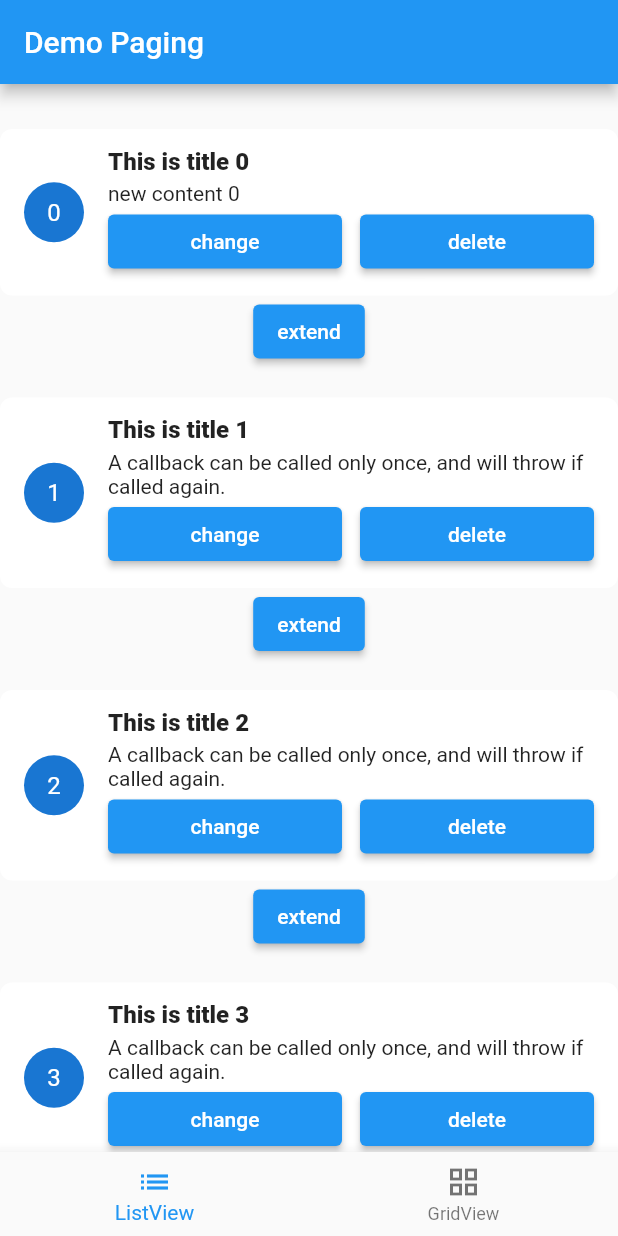
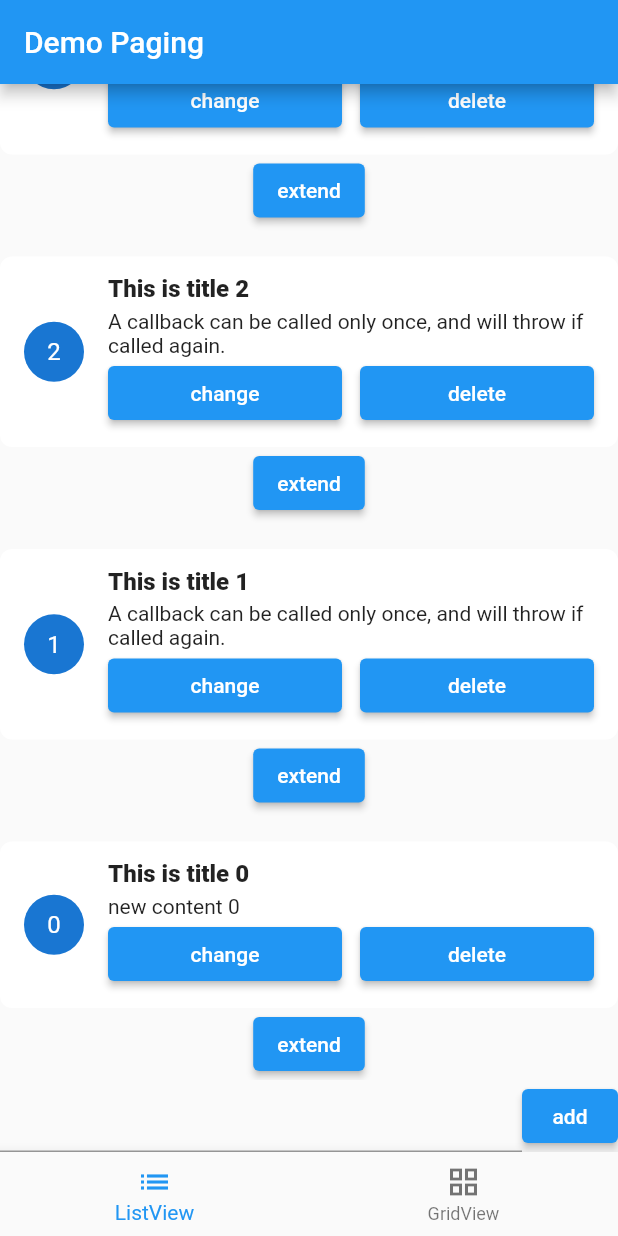
Before and after one commit to ducphan1311/flutter_stream_paging, a Flutter app: the screen it shows after launch, after a tap on "change", on a phone screen of 412 x 824 dp. Run offline on Flutter 3.47's test engine with Material 2 defaults, Android fonts, the phone set to English and light mode, and no system bars; our stand-ins replace freezed_annotation, sliver_tools, tuple.

Commit message:
version 1.0.14: change UI addItemBuilder

```diff
--- a/example/lib/pages/list_view_demo_page.dart
+++ b/example/lib/pages/list_view_demo_page.dart
@@ -33,6 +33,7 @@ class ListViewDemoPageState extends State<ListViewDemoPage> {
   Widget build(BuildContext context) {
     return PagingListView<int, Note>.separated(
       key: key,
+      reverse: true,
       builderDelegate: PagedChildBuilderDelegate<Note>(
         itemBuilder: (context, data, child, onUpdate, onDelete) {
           return Column(
@@ -75,11 +76,11 @@ class ListViewDemoPageState extends State<ListViewDemoPage> {
         height: 20,
       ),
       errorBuilder: (_, err) => const SizedBox(),
-      newPageProgressIndicatorBuilder: (_, onPressed) {
-        return ElevatedButton(
-            onPressed: onPressed, child: const Text('loadmore'));
-      },
-      invisibleItemsThreshold: 0,
+      // newPageProgressIndicatorBuilder: (_, onPressed) {
+      //   return ElevatedButton(
+      //       onPressed: onPressed, child: const Text('loadmore'));
+      // },
+      invisibleItemsThreshold: 3,
       addItemBuilder: widget.buildFirstPage ? (context, onAddItem) {
         return Row(
           children: [
@@ -94,7 +95,7 @@ class ListViewDemoPageState extends State<ListViewDemoPage> {
           ],
         );
       } : null,
-      padding: EdgeInsets.only(top: 30),
+      // padding: EdgeInsets.only(top: 30),
     );
   }
 }
--- a/lib/ui/paging_grid_view.dart
+++ b/lib/ui/paging_grid_view.dart
@@ -92,7 +92,7 @@ class PagingGridView<PageKeyType, ItemType>
   final WidgetBuilder? newPageErrorIndicatorBuilder;
   final WidgetBuilder? newPageCompletedIndicatorBuilder;
   final WidgetBuilder? newPageProgressIndicatorBuilder;
-  final AddItemWidgetBuilder? addItemBuilder;
+  final AddItemWidgetBuilder<ItemType>? addItemBuilder;
 
   @override
   State<PagingGridView<PageKeyType, ItemType>> createState() =>
@@ -116,7 +116,8 @@ class _PagingGridViewState<PageKeyType, ItemType>
   Future loadPage({PageKeyType? nextPageKey, bool isRefresh = false}) async {
     print('loadPage:grid');
 
-    var items = _pagingState.maybeMap((value) => value.items, orElse: () => null);
+    var items =
+        _pagingState.maybeMap((value) => value.items, orElse: () => null);
     await dataSource.loadPage(isRefresh: isRefresh).then((value) {
       int? itemCount = isRefresh
           ? [...value].length
@@ -187,6 +188,7 @@ class _PagingGridViewState<PageKeyType, ItemType>
             value.items, value.status, hasRequestNextPage)),
         orElse: () => null);
   }
+
   @override
   void initState() {
     super.initState();
@@ -203,12 +205,9 @@ class _PagingGridViewState<PageKeyType, ItemType>
               mainAxisSize: MainAxisSize.min,
               children: [
                 Expanded(
-            child:
-            _pagingSilverBuilder(items: items, status: status),
+                  child: _pagingSilverBuilder(items: items, status: status),
                 ),
-          if (widget.addItemBuilder != null)
-            widget.addItemBuilder!(
-                context, (newItem) => addItem(newItem))
+                widget.addItemBuilder!(context, (newItem) => addItem(newItem))
               ],
             )
           : _pagingSilverBuilder(items: items, status: status);
--- a/lib/ui/paging_list_view.dart
+++ b/lib/ui/paging_list_view.dart
@@ -126,7 +126,7 @@ class PagingListView<PageKeyType, ItemType>
   final WidgetBuilder? newPageErrorIndicatorBuilder;
   final WidgetBuilder? newPageCompletedIndicatorBuilder;
   final NewPageWidgetBuilder? newPageProgressIndicatorBuilder;
-  final AddItemWidgetBuilder? addItemBuilder;
+  final AddItemWidgetBuilder<ItemType>? addItemBuilder;
 
   @override
   PagingListViewState<PageKeyType, ItemType> createState() =>
@@ -246,7 +246,7 @@ class PagingListViewState<PageKeyType, ItemType>
 
   void addItem(ItemType newItem) {
     _pagingState.maybeMap((value) {
-      var items = [...value.items, newItem];
+      var items = [newItem, ...value.items];
       emit(PagingStateData(items, value.status, value.hasRequestNextPage));
     }, orElse: () => null);
   }
@@ -289,20 +289,19 @@ class PagingListViewState<PageKeyType, ItemType>
   Widget build(BuildContext context) {
     return _pagingState.when((items, status, hasRequestNextPage) {
       return
-        // widget.addItemBuilder != null
-        //   ? Column(
-        //       crossAxisAlignment: CrossAxisAlignment.start,
-        //       mainAxisSize: MainAxisSize.min,
-        //       children: [
-        //         Expanded(
-        //           child: _pagingSilverBuilder(items: items, status: status),
-        //         ),
-        //         if (widget.addItemBuilder != null)
-        //           widget.addItemBuilder!(context, (newItem) => addItem(newItem))
-        //       ],
-        //     )
-        //   :
-        _pagingSilverBuilder(items: items, status: status);
+          widget.addItemBuilder != null
+            ? Column(
+                crossAxisAlignment: CrossAxisAlignment.start,
+                mainAxisSize: MainAxisSize.min,
+                children: [
+                  Expanded(
+                    child: _pagingSilverBuilder(items: items, status: status),
+                  ),
+                  widget.addItemBuilder!(context, (newItem) => addItem(newItem))
+                ],
+              )
+            :
+          _pagingSilverBuilder(items: items, status: status);
     },
         loading: () => (widget.loadingBuilder != null)
             ? widget.loadingBuilder!(context)
@@ -445,10 +444,9 @@ class PagingListViewState<PageKeyType, ItemType>
         items.length,
         statusIndicatorBuilder: (_) =>
             (widget.newPageProgressIndicatorBuilder != null)
-                ? widget.addItemBuilder!(context,  (newItem) => addItem(newItem))
-            // widget.newPageProgressIndicatorBuilder!(context, () async {
-            //         await loadPage();
-            //       })
+                ? widget.newPageProgressIndicatorBuilder!(context, () async {
+                    await loadPage();
+                  })
                 : const NewPageProgressIndicator(),
       ),
       errorListingBuilder: (_) => _buildSliverList(
--- a/lib/ui/paging_silver_builder.dart
+++ b/lib/ui/paging_silver_builder.dart
@@ -87,7 +87,11 @@ class PagingSilverBuilder<PageKeyType, ItemType> extends CustomScrollView {
         child = errorListingBuilder(context);
     }
     return [
-      refreshBuilder(context),
+      reverse
+          ? const SliverToBoxAdapter(
+              child: SizedBox(),
+            )
+          : refreshBuilder(context),
       SliverToBoxAdapter(
         child: Container(
           padding: padding,
@@ -98,7 +102,7 @@ class PagingSilverBuilder<PageKeyType, ItemType> extends CustomScrollView {
               duration: builderDelegate.transitionDuration,
               child: child,
             )
-          : child
+          : child,
     ];
   }
 }
--- a/pubspec.yaml
+++ b/pubspec.yaml
@@ -1,6 +1,6 @@
 name: flutter_stream_paging
 description: Support paging using stream & datasource
-version: 1.0.13
+version: 1.0.14
 homepage: https://github.com/ducphan1311/flutter_stream_paging
 repository: https://github.com/ducphan1311/flutter_stream_paging
 issue_tracker: https://github.com/ducphan1311/flutter_stream_paging/issues
```
Also changed, not shown: example/pubspec.lock, 1 other file. Lines whose indentation alone changed are shown as unchanged.
